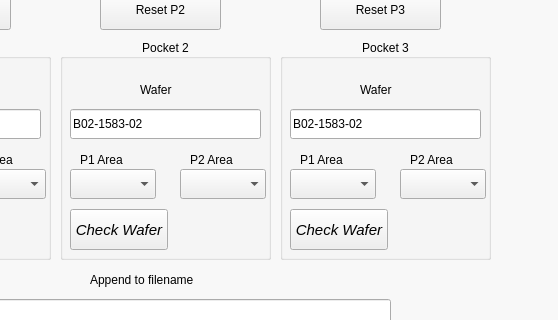
Above: BurnIn Interface/mainwindow.ui from Sensor-Electronic-Technology/BurnIn-UI-Software before the change; both pictures show x 290 to 848 and y 209 to 529 of the 954 by 820 pixel window. Below: the same form after it.
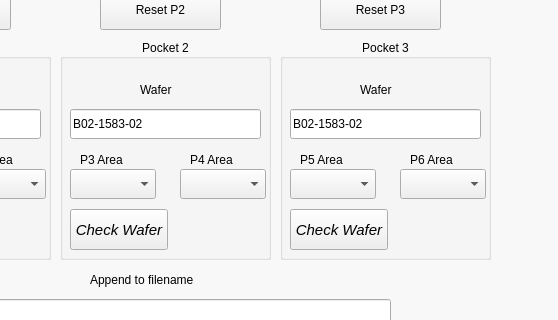
That is the form after the change. The open tabs and pages were chosen to show the change.

Commit message: Change pad area lables to match voltage and current displays

The edit to the form file:
```diff
--- a/BurnIn Interface/mainwindow.ui
+++ b/BurnIn Interface/mainwindow.ui
@@ -932,7 +932,7 @@
          </rect>
         </property>
         <property name="text">
-         <string>P1 Area</string>
+         <string>P5 Area</string>
         </property>
        </widget>
        <widget class="QLabel" name="label_12">
@@ -945,7 +945,7 @@
          </rect>
         </property>
         <property name="text">
-         <string>P2 Area</string>
+         <string>P6 Area</string>
         </property>
        </widget>
        <widget class="QComboBox" name="pocket3P2Area">
@@ -1076,7 +1076,7 @@
          </rect>
         </property>
         <property name="text">
-         <string>P2 Area</string>
+         <string>P4 Area</string>
         </property>
        </widget>
        <widget class="QLabel" name="label_8">
@@ -1112,7 +1112,7 @@
          </rect>
         </property>
         <property name="text">
-         <string>P1 Area</string>
+         <string>P3 Area</string>
         </property>
        </widget>
        <widget class="QWidget" name="gridLayoutWidget_3">
```
Left out of the diff: 2 changed lines with no effect on the pictures.
